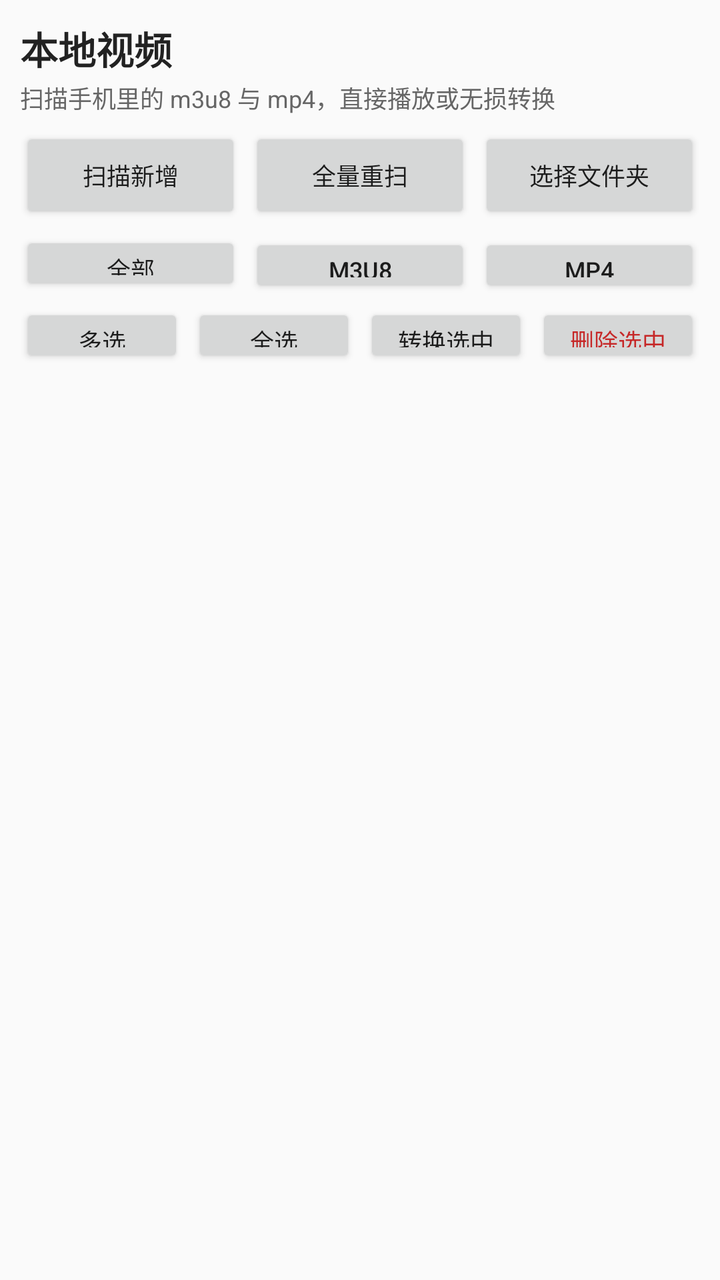
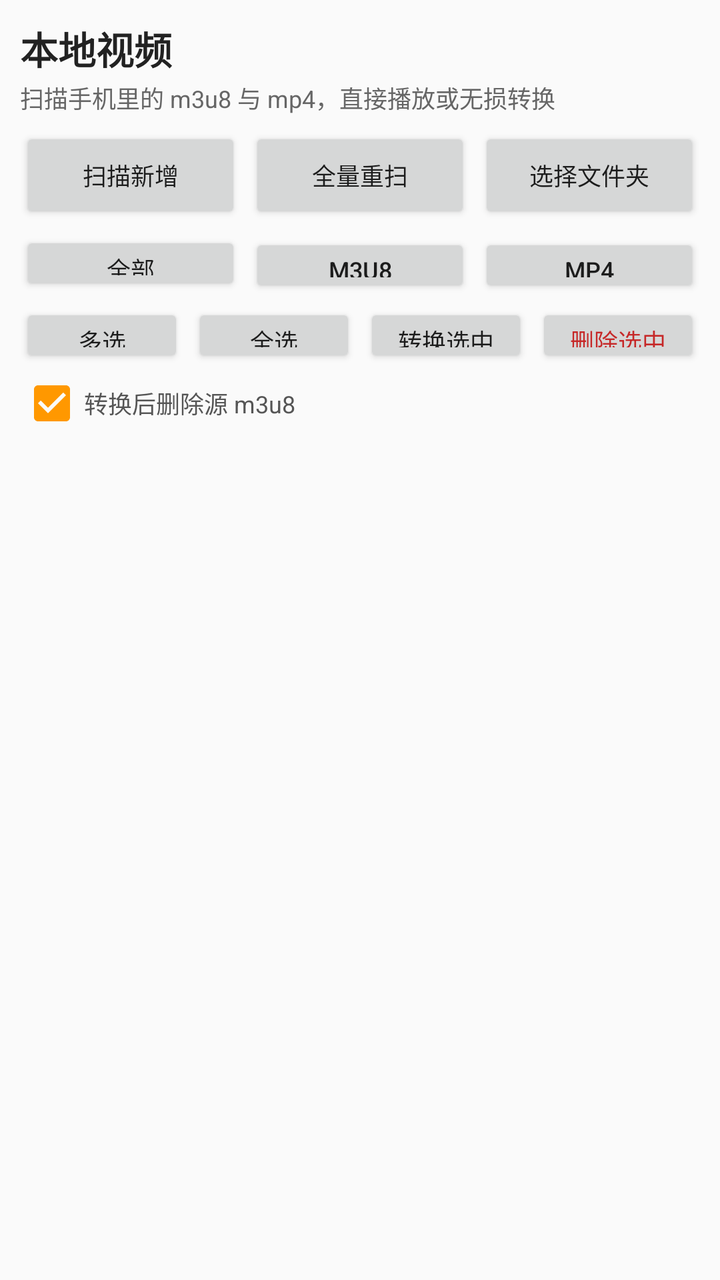

Before-and-after screenshots of an Android layout around one commit, followed by the original layout XML and the change that was made.
<!-- AndroidManifest.xml: application theme AppTheme -->
<!-- res/layout/activity_m3u8_browser.xml -->
<?xml version="1.0" encoding="utf-8"?>
<LinearLayout xmlns:android="http://schemas.android.com/apk/res/android"
    android:layout_width="match_parent"
    android:layout_height="match_parent"
    android:background="#FAFAFA"
    android:orientation="vertical"
    android:paddingStart="10dp"
    android:paddingEnd="10dp"
    android:paddingTop="10dp"
    android:paddingBottom="10dp">

    <TextView
        android:layout_width="match_parent"
        android:layout_height="wrap_content"
        android:text="@string/m3u8_library"
        android:textColor="#222222"
        android:textSize="19sp"
        android:textStyle="bold" />

    <TextView
        android:id="@+id/countText"
        android:layout_width="match_parent"
        android:layout_height="wrap_content"
        android:paddingTop="2dp"
        android:paddingBottom="6dp"
        android:text="@string/m3u8_hint_scan"
        android:textColor="#666666"
        android:textSize="12sp" />

    <LinearLayout
        android:layout_width="match_parent"
        android:layout_height="wrap_content"
        android:orientation="horizontal">

        <Button
            android:id="@+id/scanButton"
            android:layout_width="0dp"
            android:layout_height="wrap_content"
            android:layout_weight="1"
            android:paddingStart="2dp"
            android:paddingEnd="2dp"
            android:text="@string/m3u8_scan"
            android:textSize="12sp" />

        <Button
            android:id="@+id/rescanButton"
            android:layout_width="0dp"
            android:layout_height="wrap_content"
            android:layout_marginStart="4dp"
            android:layout_weight="1"
            android:paddingStart="2dp"
            android:paddingEnd="2dp"
            android:text="@string/m3u8_rescan"
            android:textSize="12sp" />

        <Button
            android:id="@+id/folderButton"
            android:layout_width="0dp"
            android:layout_height="wrap_content"
            android:layout_marginStart="4dp"
            android:layout_weight="1"
            android:paddingStart="2dp"
            android:paddingEnd="2dp"
            android:text="@string/m3u8_pick_folder"
            android:textSize="12sp" />
    </LinearLayout>

    <LinearLayout
        android:layout_width="match_parent"
        android:layout_height="wrap_content"
        android:layout_marginTop="4dp"
        android:orientation="horizontal">

        <Button
            android:id="@+id/filterAll"
            android:layout_width="0dp"
            android:layout_height="32dp"
            android:layout_weight="1"
            android:paddingStart="0dp"
            android:paddingEnd="0dp"
            android:text="@string/filter_all"
            android:textSize="12sp" />

        <Button
            android:id="@+id/filterM3u8"
            android:layout_width="0dp"
            android:layout_height="32dp"
            android:layout_marginStart="4dp"
            android:layout_weight="1"
            android:paddingStart="0dp"
            android:paddingEnd="0dp"
            android:text="@string/filter_m3u8"
            android:textSize="12sp" />

        <Button
            android:id="@+id/filterMp4"
            android:layout_width="0dp"
            android:layout_height="32dp"
            android:layout_marginStart="4dp"
            android:layout_weight="1"
            android:paddingStart="0dp"
            android:paddingEnd="0dp"
            android:text="@string/filter_mp4"
            android:textSize="12sp" />
    </LinearLayout>

    <LinearLayout
        android:layout_width="match_parent"
        android:layout_height="wrap_content"
        android:layout_marginTop="4dp"
        android:orientation="horizontal">

        <Button
            android:id="@+id/modeButton"
            android:layout_width="0dp"
            android:layout_height="32dp"
            android:layout_weight="1"
            android:paddingStart="0dp"
            android:paddingEnd="0dp"
            android:text="@string/batch_mode"
            android:textSize="12sp" />

        <Button
            android:id="@+id/selectAllButton"
            android:layout_width="0dp"
            android:layout_height="32dp"
            android:layout_marginStart="4dp"
            android:layout_weight="1"
            android:paddingStart="0dp"
            android:paddingEnd="0dp"
            android:text="@string/batch_select_all"
            android:textSize="12sp" />

        <Button
            android:id="@+id/convertSelectedButton"
            android:layout_width="0dp"
            android:layout_height="32dp"
            android:layout_marginStart="4dp"
            android:layout_weight="1"
            android:paddingStart="0dp"
            android:paddingEnd="0dp"
            android:text="@string/batch_convert"
            android:textSize="12sp" />

        <Button
            android:id="@+id/deleteSelectedButton"
            android:layout_width="0dp"
            android:layout_height="32dp"
            android:layout_marginStart="4dp"
            android:layout_weight="1"
            android:paddingStart="0dp"
            android:paddingEnd="0dp"
            android:text="@string/batch_delete"
            android:textColor="#C62828"
            android:textSize="12sp" />
    </LinearLayout>

    <ProgressBar
        android:id="@+id/progress"
        style="?android:attr/progressBarStyleHorizontal"
        android:layout_width="match_parent"
        android:layout_height="wrap_content"
        android:indeterminate="true"
        android:visibility="gone" />

    <FrameLayout
        android:layout_width="match_parent"
        android:layout_height="0dp"
        android:layout_marginTop="4dp"
        android:layout_weight="1">

        <androidx.recyclerview.widget.RecyclerView
            android:id="@+id/recyclerView"
            android:layout_width="match_parent"
            android:layout_height="match_parent"
            android:clipToPadding="false"
            android:paddingTop="4dp"
            android:scrollbars="vertical" />

        <TextView
            android:id="@+id/emptyText"
            android:layout_width="match_parent"
            android:layout_height="wrap_content"
            android:layout_gravity="center"
            android:gravity="center"
            android:text="@string/m3u8_empty"
            android:textColor="#888888"
            android:textSize="13sp"
            android:visibility="gone" />
    </FrameLayout>
</LinearLayout>
<!-- resources referenced by this layout -->
<resources>
  <string name="batch_convert">转换选中</string>
  <string name="batch_delete">删除选中</string>
  <string name="batch_mode">多选</string>
  <string name="batch_select_all">全选</string>
  <string name="filter_all">全部</string>
  <string name="filter_m3u8">M3U8</string>
  <string name="filter_mp4">MP4</string>
  <string name="m3u8_empty">没有找到 m3u8 / mp4 文件。\n请确认已授权“所有文件访问权限”，或使用“选择文件夹”。</string>
  <string name="m3u8_hint_scan">扫描手机里的 m3u8 与 mp4，直接播放或无损转换</string>
  <string name="m3u8_library">本地视频</string>
  <string name="m3u8_pick_folder">选择文件夹</string>
  <string name="m3u8_rescan">全量重扫</string>
  <string name="m3u8_scan">扫描新增</string>
  <style name="AppTheme" parent="@android:style/Theme.Material.Light.NoActionBar">
          <item name="android:colorPrimary">@color/primary</item>
          <item name="android:colorPrimaryDark">@color/primary_dark</item>
          <item name="android:colorAccent">@color/accent</item>
          <item name="android:windowBackground">@color/window_bg</item>
          <item name="android:navigationBarColor">@color/primary_dark</item>
          <item name="android:statusBarColor">@color/primary_dark</item>
      </style>
  <color name="primary">#1565C0</color>
  <color name="primary_dark">#0D47A1</color>
  <color name="accent">#FF9800</color>
  <color name="window_bg">#F5F5F5</color>
</resources>

<!-- the commit's change to res/layout/activity_m3u8_browser.xml (unified diff, before → after) -->
@@ -155,6 +155,17 @@
             android:textSize="12sp" />
     </LinearLayout>
 
+    <CheckBox
+        android:id="@+id/deleteSourceCheck"
+        android:layout_width="match_parent"
+        android:layout_height="wrap_content"
+        android:layout_marginTop="2dp"
+        android:checked="true"
+        android:minHeight="32dp"
+        android:text="@string/convert_delete_source"
+        android:textColor="#555555"
+        android:textSize="12sp" />
+
     <ProgressBar
         android:id="@+id/progress"
         style="?android:attr/progressBarStyleHorizontal"
<!-- resource entries referenced after the edit -->
@@ -4,6 +4,7 @@
   <string name="batch_delete">删除选中</string>
   <string name="batch_mode">多选</string>
   <string name="batch_select_all">全选</string>
+  <string name="convert_delete_source">转换后删除源 m3u8</string>
   <string name="filter_all">全部</string>
   <string name="filter_m3u8">M3U8</string>
   <string name="filter_mp4">MP4</string>
